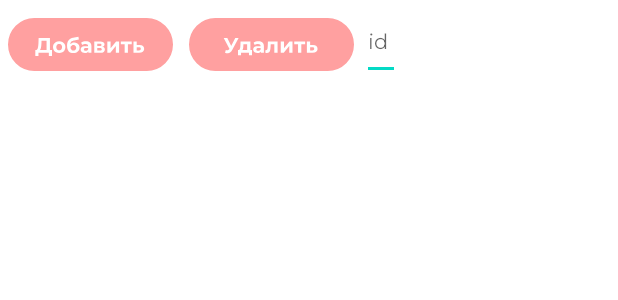
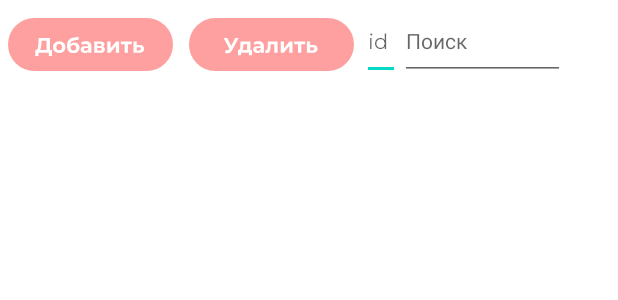
Before and after one commit to aleksynders/SQLtask, an Android app: the layout activity_main.xml on its own in the app's theme, with its tools: preview values and no code run, on a phone screen of 412 x 824 dp. Shown: the top 300 px of the screen. Run offline under Robolectric (Android 15) with nearby library versions, the phone set to English and light mode, and no system bars.

```diff
--- a/app/src/main/res/layout/activity_main.xml
+++ b/app/src/main/res/layout/activity_main.xml
@@ -55,6 +55,21 @@
             android:minHeight="48dp"
             android:textColor="@color/black"
             android:textSize="14dp" />
+
+        <EditText
+            android:id="@+id/txtSearch"
+            android:layout_width="110dp"
+            android:layout_height="wrap_content"
+            android:layout_marginTop="5dp"
+            android:layout_weight="1"
+            android:ems="10"
+            android:fontFamily="@font/montserrat"
+            android:hint="Поиск"
+            android:inputType="textPersonName"
+            android:maxLength="30"
+            android:minHeight="48dp"
+            android:textColor="@color/black"
+            android:textSize="14dp" />
     </LinearLayout>
 
     <ListView
```
Also changed, not shown: app/src/main/java/com/example/sqltask/MainActivity.java (+52 -0 lines).
